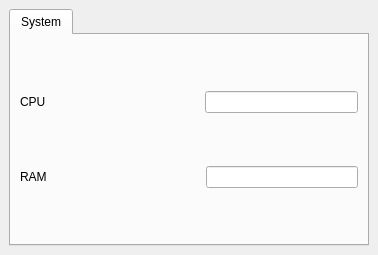
This is src/gui/ui/dockwidget.ui in pblottiere/snail as Qt 5 draws it before an edit. The edited form follows.
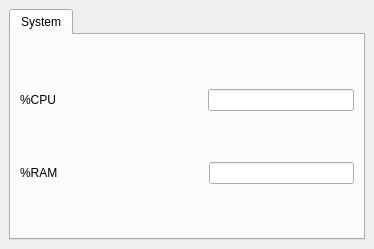
This is the edited form.

Commit message: Add checkbox to show/hide series

What changed in the file:
```diff
--- a/src/gui/ui/dockwidget.ui
+++ b/src/gui/ui/dockwidget.ui
@@ -6,8 +6,8 @@
    <rect>
     <x>0</x>
     <y>0</y>
-    <width>378</width>
-    <height>255</height>
+    <width>374</width>
+    <height>249</height>
    </rect>
   </property>
   <property name="windowTitle">
@@ -30,7 +30,7 @@
           <item>
            <widget class="QLabel" name="label">
             <property name="text">
-             <string>CPU</string>
+             <string>%CPU</string>
             </property>
            </widget>
           </item>
@@ -57,7 +57,7 @@
           <item>
            <widget class="QLabel" name="label_2">
             <property name="text">
-             <string>RAM</string>
+             <string>%RAM</string>
             </property>
            </widget>
           </item>
```
Left out of the diff: 10 changed lines with no effect on the pictures. The commit also changes 2 other files.
